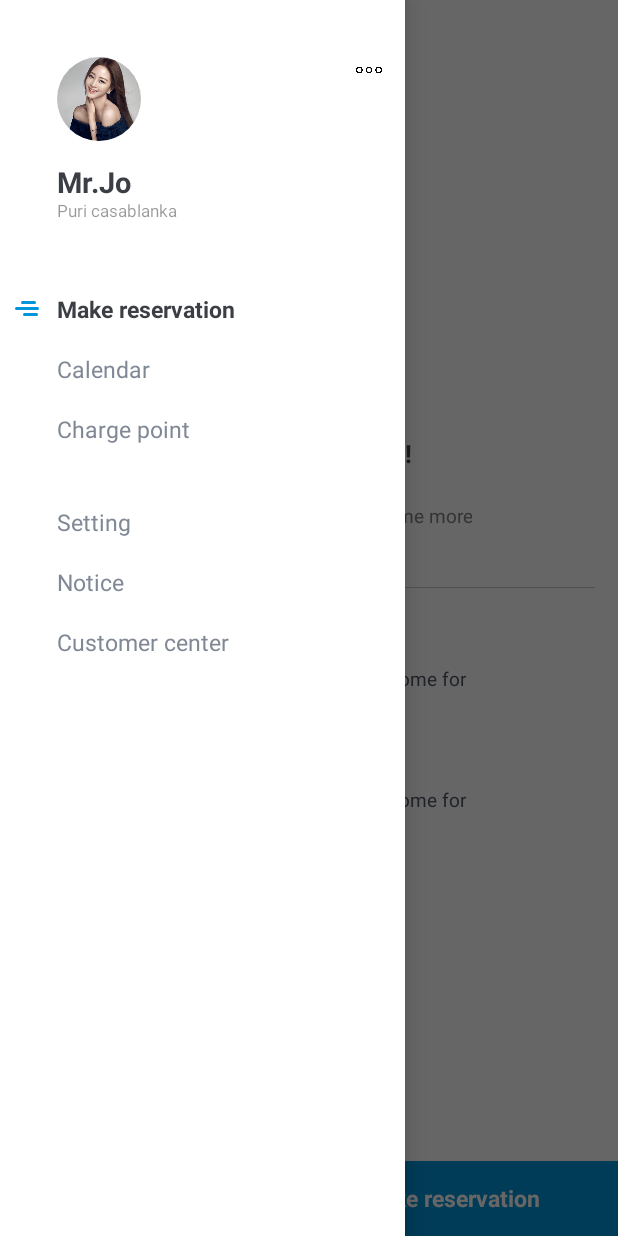
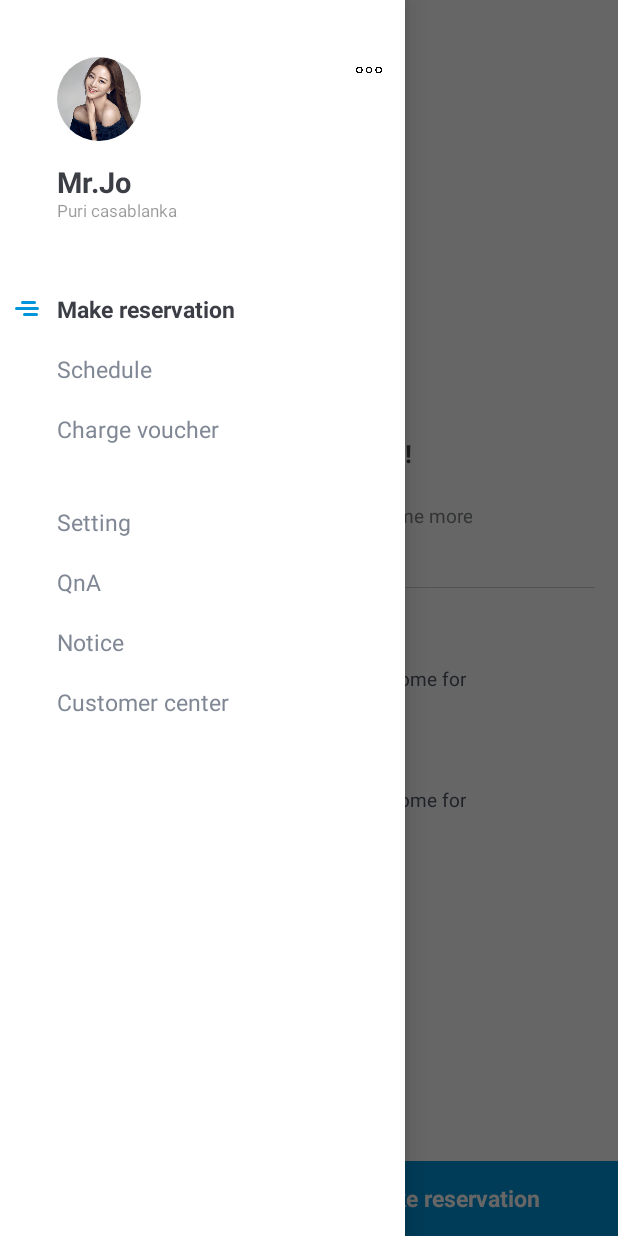
Before and after one commit to roller85/OkHomeApp, an Android app: the screen it shows after launch (MainActivity), with the side drawer open, on a phone screen of 412 x 824 dp. Run offline under Robolectric (Android 15) with nearby library versions, the phone set to English and light mode, and no system bars; our stand-ins replace ButterKnife; plain views replace RoundedImageView, SelectableRoundedImageView.

Commit message:
김대현 수정

```diff
--- a/app/build.gradle
+++ b/app/build.gradle
@@ -3,7 +3,7 @@ apply plugin: 'com.neenbedankt.android-apt'
 
 android {
     compileSdkVersion 23
-    buildToolsVersion "23.0.3"
+    buildToolsVersion '24.0.0 rc4'
     defaultConfig {
         applicationId "id.co.okhome.okhomeapp"
         minSdkVersion 15
@@ -21,11 +21,9 @@ android {
 }
 
 dependencies {
-    compile fileTree(dir: 'libs', include: ['*.jar'])
+    compile fileTree(include: ['*.jar'], dir: 'libs')
     compile project(':recyclerViewManager')
-
     compile 'com.github.castorflex.verticalviewpager:library:19.0.1'
-
     compile 'se.emilsjolander:StickyScrollViewItems:1.1.0'
     compile 'com.makeramen:roundedimageview:2.2.1'
     compile 'com.android.support:appcompat-v7:23.4.0'
--- a/app/src/main/java/id/co/okhome/okhomeapp/view/activity/IntroActivity.java
+++ b/app/src/main/java/id/co/okhome/okhomeapp/view/activity/IntroActivity.java
@@ -37,7 +37,7 @@ public class IntroActivity extends AppCompatActivity {
     public void onWindowFocusChanged(boolean hasFocus) {
         super.onWindowFocusChanged(hasFocus);
 
-        animate();;
+        animate();
     }
 
     private void animate(){
--- a/app/src/main/java/id/co/okhome/okhomeapp/view/activity/MainActivity.java
+++ b/app/src/main/java/id/co/okhome/okhomeapp/view/activity/MainActivity.java
@@ -29,9 +29,8 @@ public class MainActivity extends AppCompatActivity implements View.OnClickListe
                 .setViewComponentInitiator(new MainDrawerViewComponentInitiator())
                 .commit()
                 .show(new MakeReservationFragment());
+
     }
-
-
 
     @Override
     public void onClick(View v) {
--- a/app/src/main/java/id/co/okhome/okhomeapp/view/drawerlayout/MainDrawerViewComponentInitiator.java
+++ b/app/src/main/java/id/co/okhome/okhomeapp/view/drawerlayout/MainDrawerViewComponentInitiator.java
@@ -15,6 +15,7 @@ import id.co.okhome.okhomeapp.view.fragment.CustomerCenterFragment;
 import id.co.okhome.okhomeapp.view.fragment.MakeReservationFragment;
 import id.co.okhome.okhomeapp.view.fragment.MyCleaningCalendarFragment;
 import id.co.okhome.okhomeapp.view.fragment.NoticeFragment;
+import id.co.okhome.okhomeapp.view.fragment.QnAFragment;
 import id.co.okhome.okhomeapp.view.fragment.SettingFragment;
 
 /**
@@ -38,6 +39,7 @@ public class MainDrawerViewComponentInitiator implements DrawerLayoutController.
             R.id.layerMenuItems_vBtnUserInfo, R.id.layerMenuItems_vBtnMakeReservation, R.id.layerMenuItems_vBtnSetting
             , R.id.layerMenuItems_vBtnNotice
             , R.id.layerMenuItems_vBtnSchedule, R.id.layerMenuItems_vBtnCharge, R.id.layerMenuItems_vBtnCustomerCenter
+            , R.id.layerMenuItems_vBtnQnA
     })
     public void onBtnMakeReservationClick(View v){
         Fragment f = null;
@@ -49,6 +51,10 @@ public class MainDrawerViewComponentInitiator implements DrawerLayoutController.
                 return;
 
             //fragment
+            case R.id.layerMenuItems_vBtnQnA:
+                f = new QnAFragment();
+                break;
+
             case R.id.layerMenuItems_vBtnMakeReservation:
                 f = new MakeReservationFragment();
                 break;
--- a/app/src/main/res/layout/layer_menuitems.xml
+++ b/app/src/main/res/layout/layer_menuitems.xml
@@ -116,7 +116,7 @@
                 android:layout_centerVertical="true"
                 android:layout_marginLeft="@dimen/layer_leftmenu_padding_common"
                 android:layout_width="wrap_content"
-                android:layout_height="wrap_content" android:text="Calendar" android:textSize="15sp"
+                android:layout_height="wrap_content" android:text="Schedule" android:textSize="15sp"
                 android:textColor="#818895"/>
 
         </RelativeLayout>
@@ -135,7 +135,7 @@
                 android:layout_centerVertical="true"
                 android:layout_marginLeft="@dimen/layer_leftmenu_padding_common"
                 android:layout_width="wrap_content"
-                android:layout_height="wrap_content" android:text="Charge point" android:textSize="15sp"
+                android:layout_height="wrap_content" android:text="Charge voucher" android:textSize="15sp"
                 android:textColor="#818895"/>
 
         </RelativeLayout>
@@ -155,6 +155,24 @@
                 android:layout_marginLeft="@dimen/layer_leftmenu_padding_common"
                 android:layout_width="wrap_content"
                 android:layout_height="wrap_content" android:text="Setting" android:textSize="15sp"
+                android:textColor="#818895"/>
+
+        </RelativeLayout>
+
+        <RelativeLayout
+            android:id="@+id/layerMenuItems_vBtnQnA"
+            android:layout_width="match_parent"
+            android:layout_height="40dp">
+
+            <View
+                android:visibility="gone"
+                android:layout_width="3dp"
+                android:layout_height="18dp" android:background="@color/colorPrimary" />
+            <TextView
+                android:layout_centerVertical="true"
+                android:layout_marginLeft="@dimen/layer_leftmenu_padding_common"
+                android:layout_width="wrap_content"
+                android:layout_height="wrap_content" android:text="QnA" android:textSize="15sp"
                 android:textColor="#818895"/>
 
         </RelativeLayout>
```
Also changed, not shown: app/src/main/java/id/co/okhome/okhomeapp/model/QnaModel.java (added, +9 -0 lines), app/src/main/java/id/co/okhome/okhomeapp/view/fragment/QnAFragment.java (added, +80 -0 lines), app/src/main/java/id/co/okhome/okhomeapp/viewholder/QnAHolder.java (added, +46 -0 lines), app/src/main/res/layout/item_qna.xml (added, +61 -0 lines).
